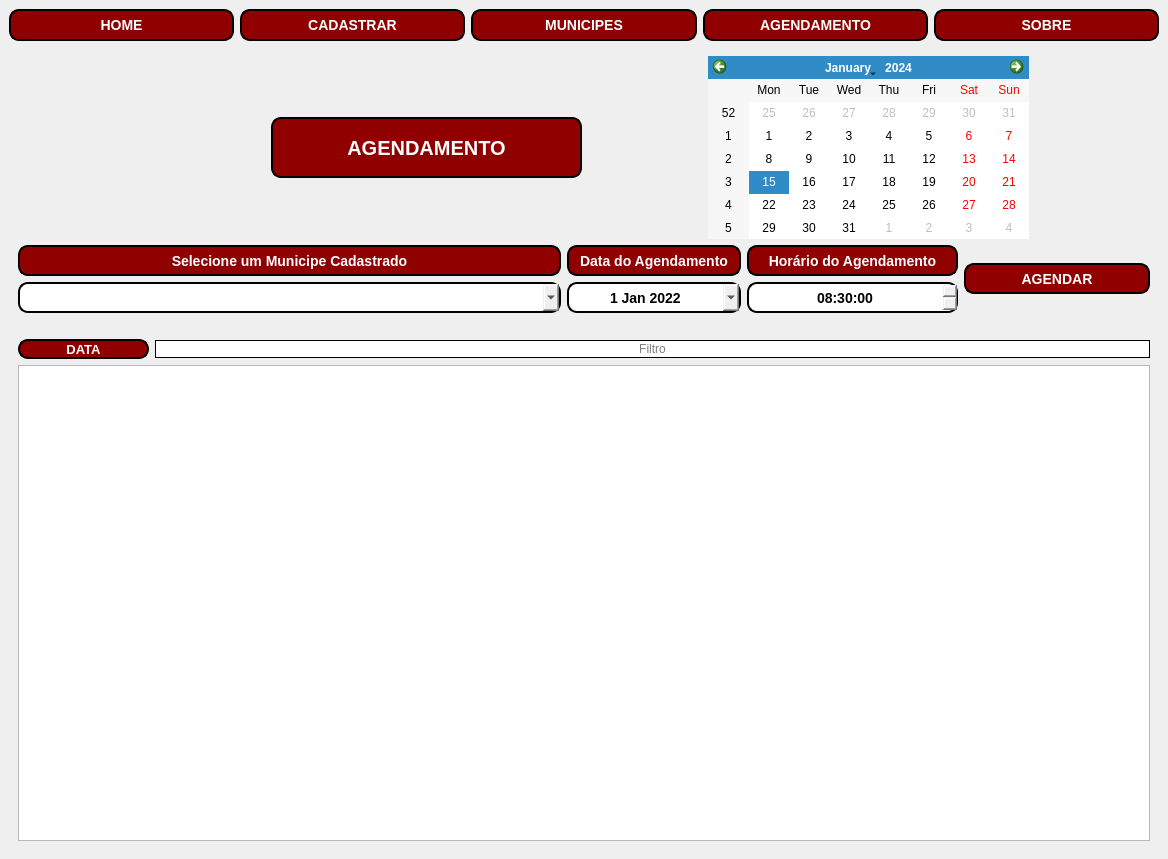
Above: MainWindow.ui from DouglasAVSantos/agendamentos before the change. Below: the same form after it.
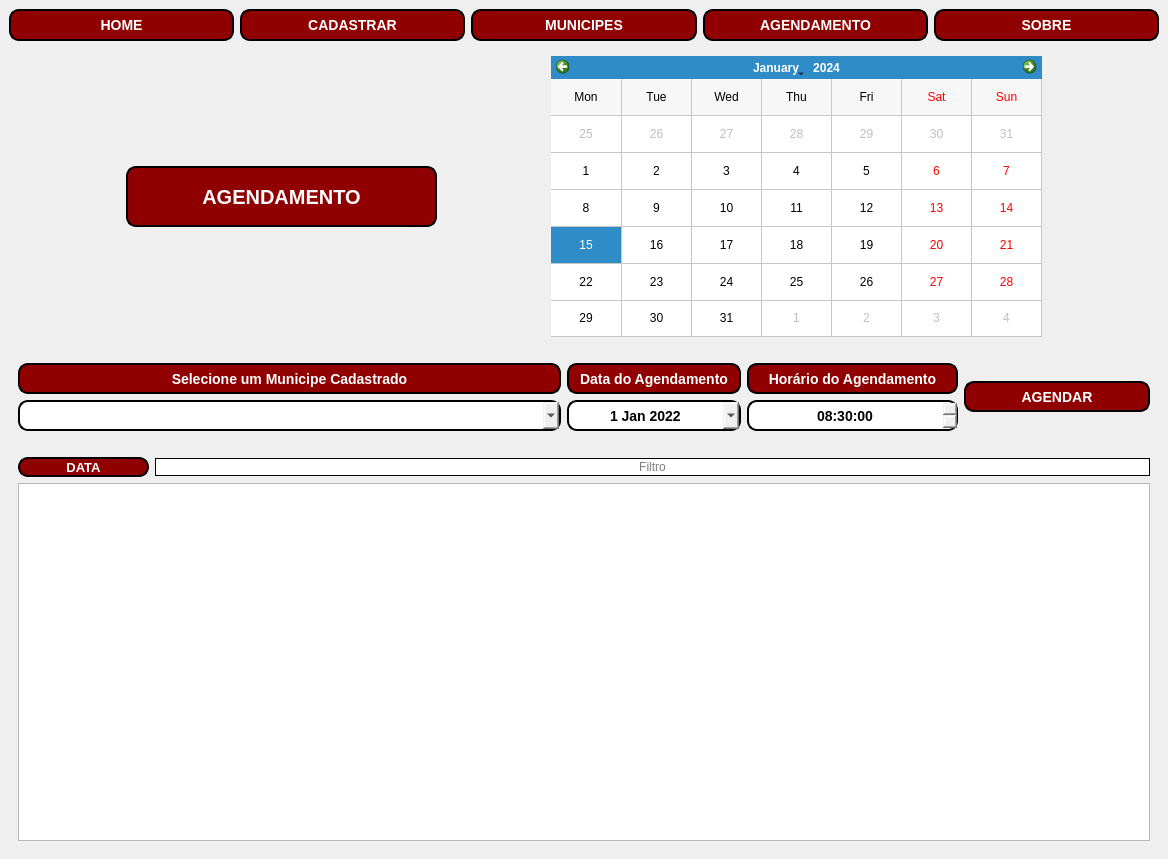
That is the form after the change. The open tabs and pages were chosen to show the change. Icons and pictures are not drawn.

The edit to the form file:
```diff
--- a/MainWindow.ui
+++ b/MainWindow.ui
@@ -710,19 +710,6 @@
          <layout class="QVBoxLayout" name="verticalLayout_6">
           <item>
            <layout class="QHBoxLayout" name="horizontalLayout_19">
-            <item>
-             <widget class="QLabel" name="label_45">
-              <property name="sizePolicy">
-               <sizepolicy hsizetype="Fixed" vsizetype="Fixed">
-                <horstretch>0</horstretch>
-                <verstretch>0</verstretch>
-               </sizepolicy>
-              </property>
-              <property name="text">
-               <string/>
-              </property>
-             </widget>
-            </item>
             <item>
              <widget class="QLabel" name="label_44">
               <property name="minimumSize">
@@ -768,20 +755,45 @@
              <widget class="QCalendarWidget" name="calendarWidget_2">
               <property name="minimumSize">
                <size>
-                <width>321</width>
-                <height>183</height>
+                <width>491</width>
+                <height>281</height>
                </size>
               </property>
               <property name="maximumSize">
                <size>
-                <width>321</width>
-                <height>183</height>
+                <width>491</width>
+                <height>281</height>
                </size>
               </property>
+              <property name="gridVisible">
+               <bool>true</bool>
+              </property>
+              <property name="verticalHeaderFormat">
+               <enum>QCalendarWidget::NoVerticalHeader</enum>
+              </property>
+              <property name="navigationBarVisible">
+               <bool>true</bool>
+              </property>
+              <property name="dateEditEnabled">
+               <bool>true</bool>
+              </property>
              </widget>
             </item>
            </layout>
           </item>
+          <item>
+           <widget class="QLabel" name="label_45">
+            <property name="sizePolicy">
+             <sizepolicy hsizetype="Fixed" vsizetype="Fixed">
+              <horstretch>0</horstretch>
+              <verstretch>0</verstretch>
+             </sizepolicy>
+            </property>
+            <property name="text">
+             <string/>
+            </property>
+           </widget>
+          </item>
           <item>
            <layout class="QHBoxLayout" name="horizontalLayout_27">
             <item>
```
Left out of the diff: 2 changed lines with no effect on the pictures.
